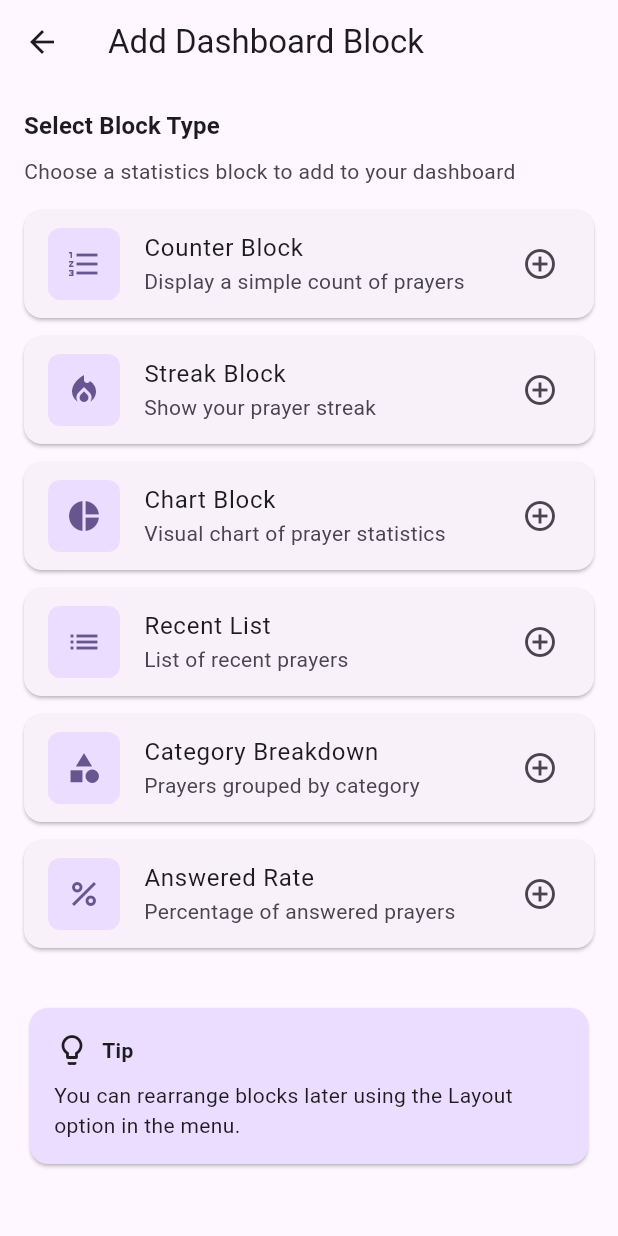
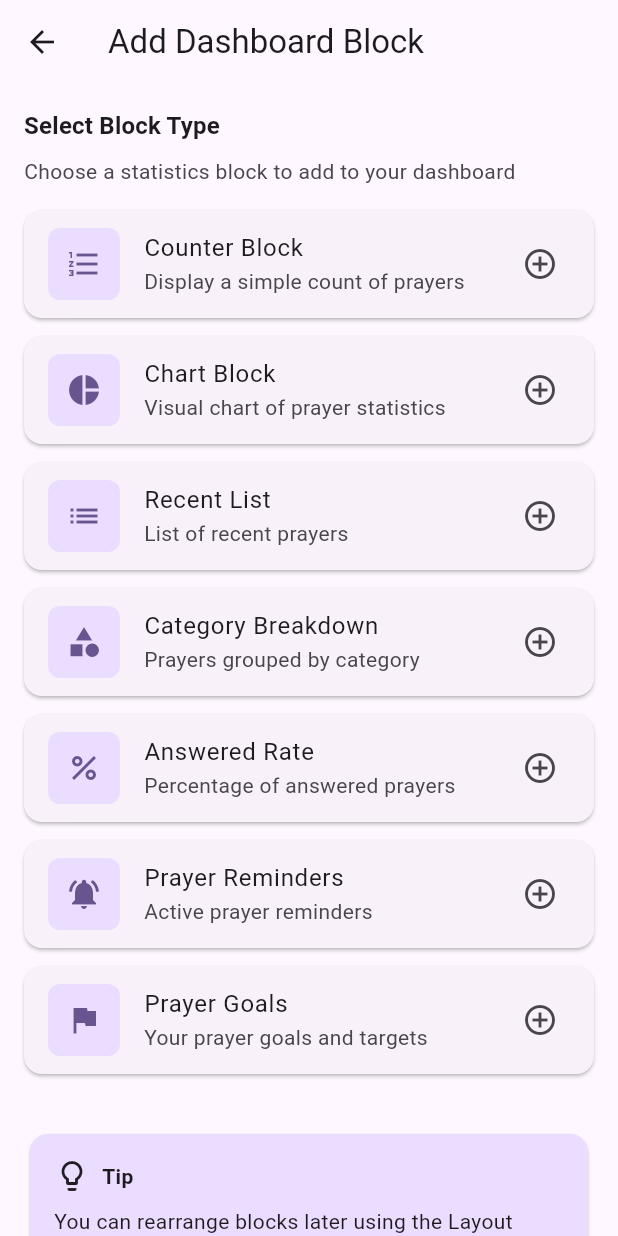
Before and after one commit to BaptistMissionsOS/pray, a Flutter app: the DashboardAdd screen opened directly, on a phone screen of 412 x 824 dp. Run offline on Flutter 3.47's test engine with Material 3 defaults, Android fonts, the light colour scheme and no system bars; our stand-ins replace drift, drift_flutter, material_symbols_icons, slang_flutter; missing offline and left inert: slang; accounts and stored records are empty; generated files the repository leaves out were written again.

Commit message:
block order

```diff
--- a/lib/app/assets/i18n/en.i18n.json
+++ b/lib/app/assets/i18n/en.i18n.json
@@ -148,8 +148,6 @@
     "blockTypes": {
       "counter": "Counter Block",
       "counterDesc": "Display a simple count of prayers",
-      "streak": "Streak Block",
-      "streakDesc": "Show your prayer streak",
       "chart": "Chart Block",
       "chartDesc": "Visual chart of prayer statistics",
       "list": "Recent List",
@@ -157,7 +155,11 @@
       "category": "Category Breakdown",
       "categoryDesc": "Prayers grouped by category",
       "rate": "Answered Rate",
-      "rateDesc": "Percentage of answered prayers"
+      "rateDesc": "Percentage of answered prayers",
+      "reminder": "Prayer Reminders",
+      "reminderDesc": "Active prayer reminders",
+      "goals": "Prayer Goals",
+      "goalsDesc": "Your prayer goals and targets"
     }
   },
   "prayers": {
--- a/lib/app/assets/i18n/es.i18n.json
+++ b/lib/app/assets/i18n/es.i18n.json
@@ -148,8 +148,6 @@
     "blockTypes": {
       "counter": "Bloque Contador",
       "counterDesc": "Muestra un conteo simple de oraciones",
-      "streak": "Bloque Racha",
-      "streakDesc": "Muestra tu racha de oración",
       "chart": "Bloque Gráfico",
       "chartDesc": "Gráfico visual de estadísticas de oración",
       "list": "Lista Reciente",
@@ -157,7 +155,11 @@
       "category": "Desglose por Categoría",
       "categoryDesc": "Oraciones agrupadas por categoría",
       "rate": "Tasa de Respuestas",
-      "rateDesc": "Porcentaje de oraciones respondidas"
+      "rateDesc": "Porcentaje de oraciones respondidas",
+      "reminder": "Recordatorios de Oración",
+      "reminderDesc": "Recordatorios de oración activos",
+      "goals": "Metas de Oración",
+      "goalsDesc": "Tus metas y objetivos de oración"
     }
   },
   "prayers": {
--- a/lib/features/home/dashboard.add.dart
+++ b/lib/features/home/dashboard.add.dart
@@ -11,10 +11,6 @@ class DashboardAdd extends StatelessWidget {
     {
       'nameKey': 'counter',
       'icon': Icons.format_list_numbered,
-    },
-    {
-      'nameKey': 'streak',
-      'icon': Icons.local_fire_department,
     },
     {
       'nameKey': 'chart',
@@ -31,6 +27,14 @@ class DashboardAdd extends StatelessWidget {
     {
       'nameKey': 'rate',
       'icon': Icons.percent,
+    },
+    {
+      'nameKey': 'reminder',
+      'icon': Icons.notifications_active,
+    },
+    {
+      'nameKey': 'goals',
+      'icon': Icons.flag,
     },
   ];
 
@@ -123,11 +127,12 @@ class DashboardAdd extends StatelessWidget {
   String _getBlockName(Translations t, String key) {
     switch (key) {
       case 'counter': return t.dashboard.blockTypes.counter;
-      case 'streak': return t.dashboard.blockTypes.streak;
       case 'chart': return t.dashboard.blockTypes.chart;
       case 'list': return t.dashboard.blockTypes.list;
       case 'category': return t.dashboard.blockTypes.category;
       case 'rate': return t.dashboard.blockTypes.rate;
+      case 'reminder': return t.dashboard.blockTypes.reminder;
+      case 'goals': return t.dashboard.blockTypes.goals;
       default: return key;
     }
   }
@@ -135,11 +140,12 @@ class DashboardAdd extends StatelessWidget {
   String _getBlockDesc(Translations t, String key) {
     switch (key) {
       case 'counter': return t.dashboard.blockTypes.counterDesc;
-      case 'streak': return t.dashboard.blockTypes.streakDesc;
       case 'chart': return t.dashboard.blockTypes.chartDesc;
       case 'list': return t.dashboard.blockTypes.listDesc;
       case 'category': return t.dashboard.blockTypes.categoryDesc;
       case 'rate': return t.dashboard.blockTypes.rateDesc;
+      case 'reminder': return t.dashboard.blockTypes.reminderDesc;
+      case 'goals': return t.dashboard.blockTypes.goalsDesc;
       default: return key;
     }
   }
--- a/lib/features/home/dashboard.edit.dart
+++ b/lib/features/home/dashboard.edit.dart
@@ -146,11 +146,12 @@ class _DashboardEditState extends State<DashboardEdit> {
   String _getBlockTypeLabel(String type) {
     switch (type) {
       case 'counter': return '#'.toUpperCase();
-      case 'streak': return '🔥';
       case 'chart': return '📊';
-      case 'list': return '📋';
+      case 'list': return '�';
       case 'category': return '🏷️';
       case 'rate': return '%';
+      case 'reminder': return '🔔';
+      case 'goals': return '🎯';
       default: return type.substring(0, 1).toUpperCase();
     }
   }
@@ -158,11 +159,12 @@ class _DashboardEditState extends State<DashboardEdit> {
   String _getBlockName(Translations t, String type) {
     switch (type) {
       case 'counter': return t.dashboard.blockTypes.counter;
-      case 'streak': return t.dashboard.blockTypes.streak;
       case 'chart': return t.dashboard.blockTypes.chart;
       case 'list': return t.dashboard.blockTypes.list;
       case 'category': return t.dashboard.blockTypes.category;
       case 'rate': return t.dashboard.blockTypes.rate;
+      case 'reminder': return t.dashboard.blockTypes.reminder;
+      case 'goals': return t.dashboard.blockTypes.goals;
       default: return type;
     }
   }
@@ -170,8 +172,12 @@ class _DashboardEditState extends State<DashboardEdit> {
   String _getBlockTypeName(Translations t, String type) {
     switch (type) {
       case 'counter': return t.dashboard.edit.blockTypes.counter;
-      case 'streak': return t.dashboard.edit.blockTypes.streak;
       case 'chart': return t.dashboard.edit.blockTypes.chart;
+      case 'list': return t.dashboard.edit.blockTypes.counter;
+      case 'category': return t.dashboard.edit.blockTypes.counter;
+      case 'rate': return t.dashboard.edit.blockTypes.counter;
+      case 'reminder': return t.dashboard.blockTypes.reminderDesc;
+      case 'goals': return t.dashboard.blockTypes.goalsDesc;
       default: return type;
     }
   }
--- a/lib/features/home/dashboard.layout.dart
+++ b/lib/features/home/dashboard.layout.dart
@@ -140,11 +140,12 @@ class _DashboardLayoutState extends State<DashboardLayout> {
   String _getBlockIcon(String type) {
     switch (type) {
       case 'counter': return '#';
-      case 'streak': return '🔥';
       case 'chart': return '📊';
-      case 'list': return '📋';
+      case 'list': return '�';
       case 'category': return '🏷️';
       case 'rate': return '%';
+      case 'reminder': return '🔔';
+      case 'goals': return '🎯';
       default: return type.substring(0, 1).toUpperCase();
     }
   }
@@ -152,11 +153,12 @@ class _DashboardLayoutState extends State<DashboardLayout> {
   String _getBlockName(Translations t, String type) {
     switch (type) {
       case 'counter': return t.dashboard.blockTypes.counter;
-      case 'streak': return t.dashboard.blockTypes.streak;
       case 'chart': return t.dashboard.blockTypes.chart;
       case 'list': return t.dashboard.blockTypes.list;
       case 'category': return t.dashboard.blockTypes.category;
       case 'rate': return t.dashboard.blockTypes.rate;
+      case 'reminder': return t.dashboard.blockTypes.reminder;
+      case 'goals': return t.dashboard.blockTypes.goals;
       default: return type;
     }
   }
```
Also changed, not shown: lib/features/home/dashboard.dart (+38 -20 lines), lib/main.dart (+12 -4 lines), lib/app/i18n/strings.g.dart, lib/app/i18n/strings_en.g.dart, lib/app/i18n/strings_es.g.dart.
